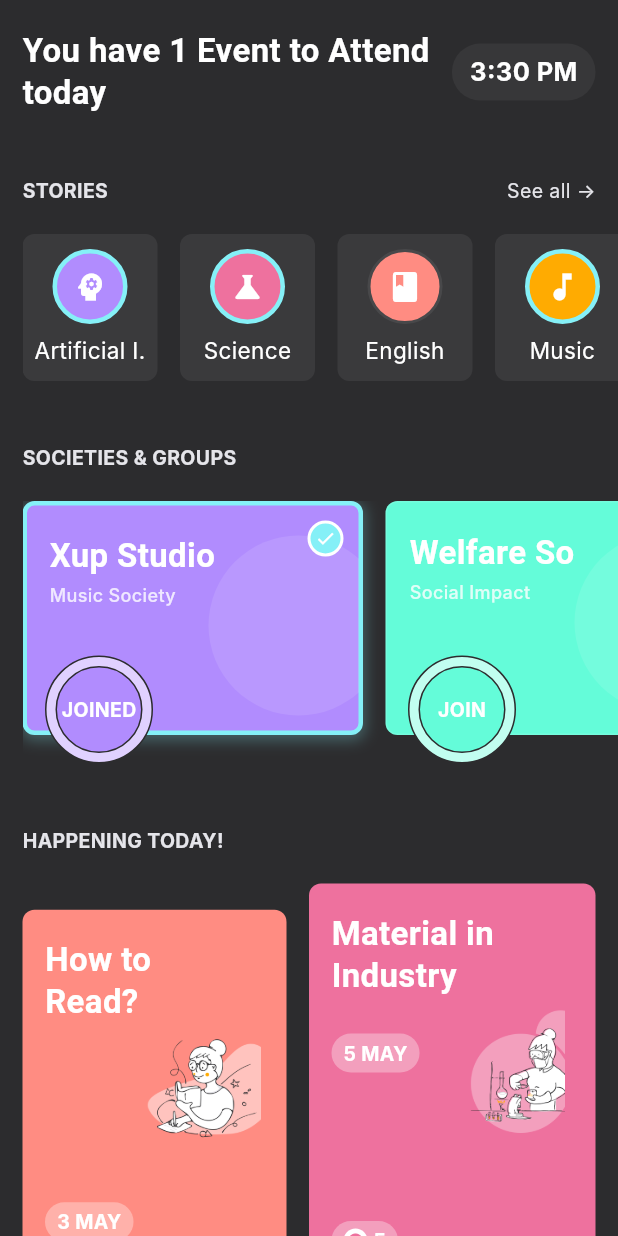
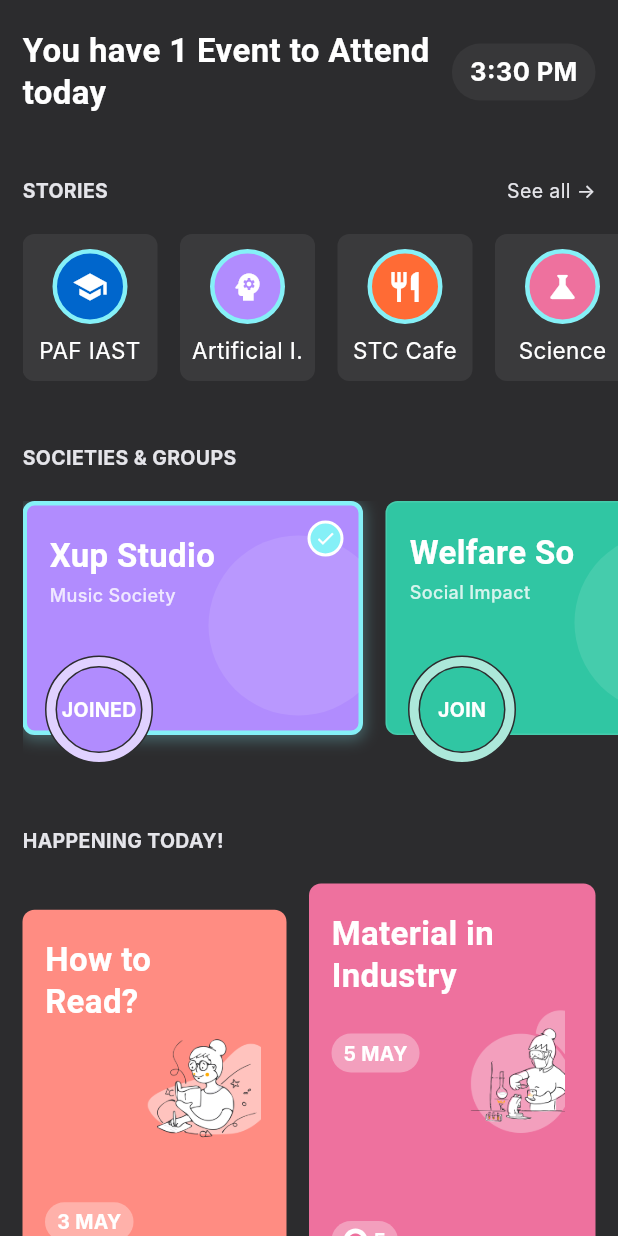
Before and after one commit to 3SyedShayan/kampus_hall, a Flutter app: the HomeScreen screen opened by its route, on a phone screen of 412 x 824 dp. Run offline on Flutter 3.47's test engine with Material 3 defaults, Android fonts, the phone set to English and light mode, and no system bars; our stand-ins replace flutter_animate; Roboto replaces fonts that are missing (Albert Sans, Inter).

Commit message:
More Groups for Stories added

```diff
--- a/lib/screens/chat_screen.dart
+++ b/lib/screens/chat_screen.dart
@@ -108,7 +108,7 @@ class _ChatScreenState extends State<ChatScreen>
                         ),
                         const Expanded(
                           child: Text(
-                            'Society Chats',
+                            'Chats',
                             style: TextStyle(
                               fontFamily: 'Inter',
                               fontWeight: FontWeight.bold,
--- a/lib/services/society_service.dart
+++ b/lib/services/society_service.dart
@@ -16,7 +16,8 @@ class SocietyService {
       title: 'Xup Studio',
       subtitle: 'Music Society',
       color: const Color(0xffB18CFE),
-      description: 'A creative space for music enthusiasts to collaborate, learn, and perform together.',
+      description:
+          'A creative space for music enthusiasts to collaborate, learn, and perform together.',
       tags: ['music', 'creative', 'performance'],
       memberCount: 127,
       createdAt: DateTime.now().subtract(const Duration(days: 180)),
@@ -25,8 +26,9 @@ class SocietyService {
       id: 'soc_2',
       title: 'Welfare So',
       subtitle: 'Social Impact',
-      color: const Color(0xff64FCD9),
-      description: 'Working together to make a positive impact in our community through various social initiatives.',
+      color: const Color.fromARGB(255, 48, 198, 163),
+      description:
+          'Working together to make a positive impact in our community through various social initiatives.',
       tags: ['social', 'impact', 'volunteer'],
       memberCount: 89,
       createdAt: DateTime.now().subtract(const Duration(days: 120)),
@@ -36,7 +38,8 @@ class SocietyService {
       title: 'Tech Club',
       subtitle: 'Technology',
       color: const Color(0xffEE719E),
-      description: 'Exploring the latest in technology, coding workshops, and tech innovation projects.',
+      description:
+          'Exploring the latest in technology, coding workshops, and tech innovation projects.',
       tags: ['technology', 'coding', 'innovation'],
       memberCount: 156,
       createdAt: DateTime.now().subtract(const Duration(days: 90)),
@@ -46,7 +49,8 @@ class SocietyService {
       title: 'Green Earth',
       subtitle: 'Environmental',
       color: const Color(0xff4CAF50),
-      description: 'Dedicated to environmental conservation and sustainable living practices.',
+      description:
+          'Dedicated to environmental conservation and sustainable living practices.',
       tags: ['environment', 'sustainability', 'green'],
       memberCount: 67,
       createdAt: DateTime.now().subtract(const Duration(days: 60)),
@@ -56,7 +60,8 @@ class SocietyService {
       title: 'Art Canvas',
       subtitle: 'Visual Arts',
       color: const Color(0xffFF8C82),
-      description: 'A community for artists to showcase their work and learn new techniques.',
+      description:
+          'A community for artists to showcase their work and learn new techniques.',
       tags: ['art', 'visual', 'creative'],
       memberCount: 94,
       createdAt: DateTime.now().subtract(const Duration(days: 45)),
@@ -66,7 +71,8 @@ class SocietyService {
       title: 'Sports Hub',
       subtitle: 'Athletics',
       color: const Color(0xffFFAB01),
-      description: 'Bringing together sports enthusiasts for various athletic activities and competitions.',
+      description:
+          'Bringing together sports enthusiasts for various athletic activities and competitions.',
       tags: ['sports', 'athletics', 'fitness'],
       memberCount: 203,
       createdAt: DateTime.now().subtract(const Duration(days: 30)),
@@ -97,9 +103,10 @@ class SocietyService {
   List<Society> getJoinedSocieties({String? userId}) {
     final targetUserId = userId ?? currentUserId;
     final userMemberships = _memberships
-        .where((membership) =>
-            membership.userId == targetUserId &&
-            membership.isActive)
+        .where(
+          (membership) =>
+              membership.userId == targetUserId && membership.isActive,
+        )
         .map((membership) => membership.societyId)
         .toSet();
 
@@ -112,9 +119,10 @@ class SocietyService {
   List<Society> getAvailableSocieties({String? userId}) {
     final targetUserId = userId ?? currentUserId;
     final userMemberships = _memberships
-        .where((membership) =>
-            membership.userId == targetUserId &&
-            membership.isActive)
+        .where(
+          (membership) =>
+              membership.userId == targetUserId && membership.isActive,
+        )
         .map((membership) => membership.societyId)
         .toSet();
 
@@ -126,10 +134,12 @@ class SocietyService {
   // Check if user is member of a society
   bool isMemberOfSociety(String societyId, {String? userId}) {
     final targetUserId = userId ?? currentUserId;
-    return _memberships.any((membership) =>
+    return _memberships.any(
+      (membership) =>
           membership.societyId == societyId &&
           membership.userId == targetUserId &&
-        membership.isActive);
+          membership.isActive,
+    );
   }
 
   // Join a society
@@ -147,12 +157,14 @@ class SocietyService {
     }
 
     // Add membership
-    _memberships.add(UserSocietyMembership(
+    _memberships.add(
+      UserSocietyMembership(
         societyId: societyId,
         userId: targetUserId,
         joinedAt: DateTime.now(),
         role: 'member',
-    ));
+      ),
+    );
 
     // Update member count
     final societyIndex = _societies.indexWhere((s) => s.id == societyId);
@@ -170,10 +182,12 @@ class SocietyService {
     final targetUserId = userId ?? currentUserId;
 
     // Find and remove membership
-    final membershipIndex = _memberships.indexWhere((membership) =>
+    final membershipIndex = _memberships.indexWhere(
+      (membership) =>
           membership.societyId == societyId &&
           membership.userId == targetUserId &&
-        membership.isActive);
+          membership.isActive,
+    );
 
     if (membershipIndex == -1) {
       return false;
@@ -205,10 +219,12 @@ class SocietyService {
   String? getUserRoleInSociety(String societyId, {String? userId}) {
     final targetUserId = userId ?? currentUserId;
     try {
-      final membership = _memberships.firstWhere((membership) =>
+      final membership = _memberships.firstWhere(
+        (membership) =>
             membership.societyId == societyId &&
             membership.userId == targetUserId &&
-          membership.isActive);
+            membership.isActive,
+      );
       return membership.role;
     } catch (e) {
       return null;
@@ -218,9 +234,15 @@ class SocietyService {
   // Search societies by title or tags
   List<Society> searchSocieties(String query) {
     final lowercaseQuery = query.toLowerCase();
-    return _societies.where((society) =>
+    return _societies
+        .where(
+          (society) =>
               society.title.toLowerCase().contains(lowercaseQuery) ||
               society.subtitle.toLowerCase().contains(lowercaseQuery) ||
-        society.tags.any((tag) => tag.toLowerCase().contains(lowercaseQuery))).toList();
+              society.tags.any(
+                (tag) => tag.toLowerCase().contains(lowercaseQuery),
+              ),
+        )
+        .toList();
   }
 }
--- a/lib/services/story_service.dart
+++ b/lib/services/story_service.dart
@@ -8,6 +8,49 @@ class StoryService {
 
   // Mock story data
   final List<StoryGroup> _storyGroups = [
+    StoryGroup(
+      groupId: 'paf_stories',
+      groupTitle: 'PAF IAST',
+      color: const Color(0xff0066CC),
+      icon: Icons.school,
+      hasUnviewedStories: true,
+      stories: [
+        Story(
+          id: 'paf_1',
+          title: 'New Semester',
+          content:
+              'Welcome to the new semester at Pak Austria Fachhochschule! Exciting courses ahead.',
+          imageUrl:
+              'https://via.placeholder.com/400x800/0066CC/FFFFFF?text=New+Semester',
+          timestamp: DateTime.now().subtract(const Duration(hours: 4)),
+          authorName: 'PAF Admin',
+          authorAvatarUrl: 'assets/images/PAF_logo.png',
+        ),
+        Story(
+          id: 'paf_2',
+          title: 'Campus Tour',
+          content:
+              'Join us for a virtual campus tour! Discover our state-of-the-art facilities and labs.',
+          imageUrl:
+              'https://via.placeholder.com/400x800/0066CC/FFFFFF?text=Campus+Tour',
+          timestamp: DateTime.now().subtract(const Duration(hours: 12)),
+          authorName: 'Student Affairs',
+          authorAvatarUrl: 'assets/images/PAF_logo.png',
+        ),
+        Story(
+          id: 'paf_3',
+          title: 'Research Excellence',
+          content:
+              'Our students and faculty continue to excel in research and innovation projects.',
+          imageUrl:
+              'https://via.placeholder.com/400x800/0066CC/FFFFFF?text=Research',
+          timestamp: DateTime.now().subtract(const Duration(days: 1)),
+          authorName: 'Research Dept',
+          authorAvatarUrl: 'assets/images/PAF_logo.png',
+        ),
+      ],
+    ),
+
     StoryGroup(
       groupId: 'ai_stories',
       groupTitle: 'Artificial I.',
@@ -50,6 +93,63 @@ class StoryService {
           authorName: 'Tech Team',
           authorAvatarUrl:
               'https://via.placeholder.com/40x40/B18CFE/FFFFFF?text=TT',
+        ),
+      ],
+    ),
+    StoryGroup(
+      groupId: 'stc_stories',
+      groupTitle: 'STC Cafe',
+      color: const Color(0xffFF6B35),
+      icon: Icons.restaurant,
+      hasUnviewedStories: true,
+      stories: [
+        Story(
+          id: 'stc_1',
+          title: 'Today\'s Special',
+          content:
+              'Try our delicious chef\'s special today! Fresh ingredients and amazing flavors await you.',
+          imageUrl:
+              'https://via.placeholder.com/400x800/FF6B35/FFFFFF?text=Chef+Special',
+          timestamp: DateTime.now().subtract(const Duration(minutes: 30)),
+          authorName: 'Chef Ali',
+          authorAvatarUrl:
+              'https://via.placeholder.com/40x40/FF6B35/FFFFFF?text=STC',
+        ),
+        Story(
+          id: 'stc_2',
+          title: 'Happy Hour',
+          content:
+              'Join us for happy hour! Special discounts on all beverages and appetizers until 7 PM.',
+          imageUrl:
+              'https://via.placeholder.com/400x800/FF6B35/FFFFFF?text=Happy+Hour',
+          timestamp: DateTime.now().subtract(const Duration(hours: 2)),
+          authorName: 'STC Manager',
+          authorAvatarUrl:
+              'https://via.placeholder.com/40x40/FF6B35/FFFFFF?text=STC',
+        ),
+        Story(
+          id: 'stc_3',
+          title: 'New Menu',
+          content:
+              'Exciting news! We\'ve launched our new summer menu with fresh, seasonal dishes.',
+          imageUrl:
+              'https://via.placeholder.com/400x800/FF6B35/FFFFFF?text=New+Menu',
+          timestamp: DateTime.now().subtract(const Duration(hours: 6)),
+          authorName: 'STC Team',
+          authorAvatarUrl:
+              'https://via.placeholder.com/40x40/FF6B35/FFFFFF?text=STC',
+        ),
+        Story(
+          id: 'stc_4',
+          title: 'Weekend Brunch',
+          content:
+              'Don\'t miss our weekend brunch buffet! Unlimited delicious food and fresh juices.',
+          imageUrl:
+              'https://via.placeholder.com/400x800/FF6B35/FFFFFF?text=Brunch',
+          timestamp: DateTime.now().subtract(const Duration(hours: 18)),
+          authorName: 'Brunch Chef',
+          authorAvatarUrl:
+              'https://via.placeholder.com/40x40/FF6B35/FFFFFF?text=STC',
         ),
       ],
     ),
```
Also changed, not shown: assets/images/PAF_logo.png (added). Lines whose indentation alone changed are shown as unchanged.
